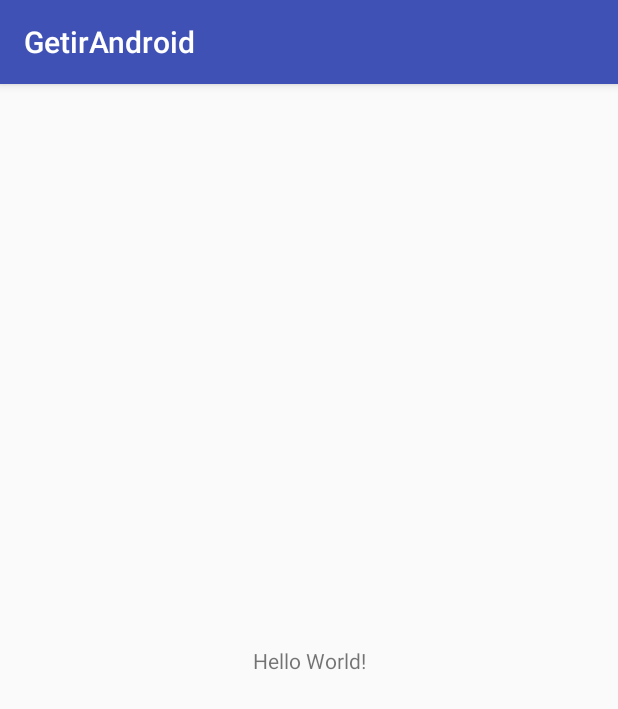
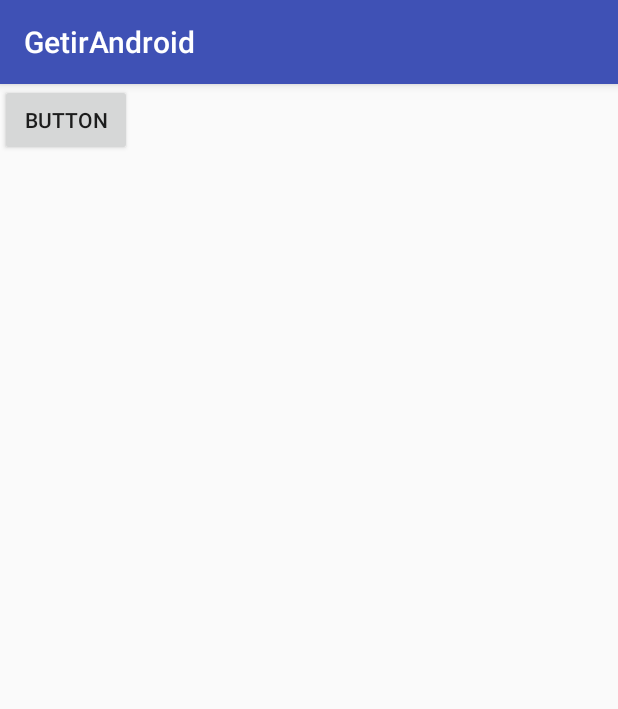
Before and after one commit to bounaykut/aba-android, an Android app: the screen it shows after launch (MainActivity), on a phone screen of 412 x 824 dp. Shown: the top 709 px of the screen. Run offline under Robolectric (Android 15) with nearby library versions, the phone set to English and light mode, and no system bars.

```diff
--- a/app/src/main/res/layout/activity_main.xml
+++ b/app/src/main/res/layout/activity_main.xml
@@ -6,13 +6,14 @@
     android:layout_height="match_parent"
     tools:context="com.example.aykut.getirandroid.MainActivity">
 
-    <TextView
-        android:layout_width="wrap_content"
-        android:layout_height="wrap_content"
-        android:text="Hello World!"
-        app:layout_constraintBottom_toBottomOf="parent"
-        app:layout_constraintLeft_toLeftOf="parent"
-        app:layout_constraintRight_toRightOf="parent"
-        app:layout_constraintTop_toTopOf="parent" />
+    <RelativeLayout
+        android:layout_width="match_parent"
+        android:layout_height="match_parent">
 
+        <Button
+            android:id="@+id/currentOrdersButton"
+            android:layout_width="wrap_content"
+            android:layout_height="wrap_content"
+            android:text="Button" />
+    </RelativeLayout>
 </android.support.constraint.ConstraintLayout>
--- a/app/src/main/res/values/strings.xml
+++ b/app/src/main/res/values/strings.xml
@@ -1,3 +1,4 @@
 <resources>
     <string name="app_name">GetirAndroid</string>
+    <string name="currentOrder">Current Orders</string>
 </resources>
```
